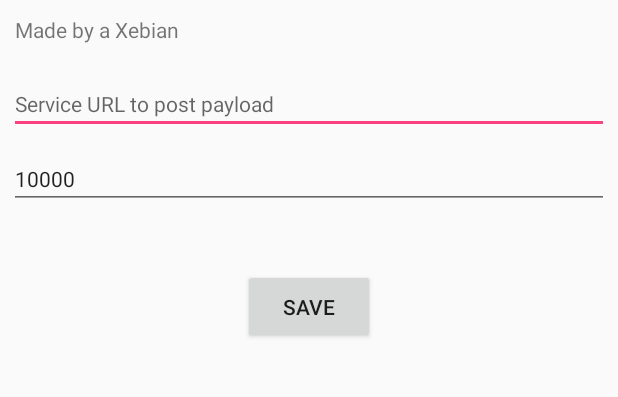
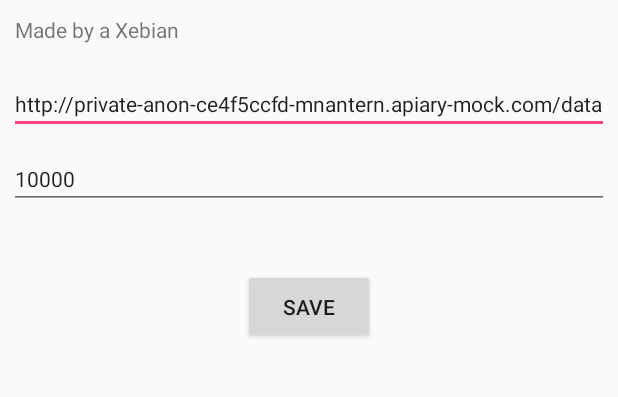
Before and after one commit to blacroix/cassandra-iot-android, an Android app: the screen it shows after launch (InfoActivity), after a tap on an icon or button, on a phone screen of 412 x 824 dp, the part 44-441 px from its top. Run offline under Robolectric (Android 15) with nearby library versions, the phone set to English and light mode, and no system bars; libraries missing offline, so code that uses them is left out: com.crashlytics.android, io.fabric.sdk; network calls fail; 3 statements that could not run were skipped.

Commit message:
Change payload and target apiary

```diff
--- a/app/src/main/java/fr/blacroix/cassandra_iot/App.kt
+++ b/app/src/main/java/fr/blacroix/cassandra_iot/App.kt
@@ -1,13 +1,17 @@
 package fr.blacroix.cassandra_iot
 
 import android.app.Application
-
+import android.preference.PreferenceManager
 import com.crashlytics.android.Crashlytics
 import com.crashlytics.android.core.CrashlyticsCore
-
 import io.fabric.sdk.android.Fabric
+import java.util.*
 
 class App : Application() {
+
+    companion object {
+        val DEVICE_ID_KEY: String = "DEVICE_ID_KEY"
+    }
 
     override fun onCreate() {
         super.onCreate()
@@ -17,5 +21,16 @@ class App : Application() {
 
         // Initialize Fabric with the debug-disabled crashlytics.
         Fabric.with(this, crashlyticsKit)
+
+        generateUniqueId()
+    }
+
+    private fun generateUniqueId() {
+        val preferences = PreferenceManager.getDefaultSharedPreferences(this)
+        if (preferences.getString(DEVICE_ID_KEY, null) == null) {
+            val editor = preferences.edit()
+            editor.putString(DEVICE_ID_KEY, UUID.randomUUID().toString())
+            editor.apply()
+        }
     }
 }
--- a/app/src/main/java/fr/blacroix/cassandra_iot/InfoActivity.kt
+++ b/app/src/main/java/fr/blacroix/cassandra_iot/InfoActivity.kt
@@ -17,7 +17,7 @@ class InfoActivity : AppCompatActivity() {
         super.onCreate(savedInstanceState)
         setContentView(R.layout.activity_info)
 
-        url.setText(PreferenceManager.getDefaultSharedPreferences(this).getString(KEY_URL, ""))
+        url.setText(PreferenceManager.getDefaultSharedPreferences(this).getString(KEY_URL, MainActivity.URL))
         frequency.setText(PreferenceManager.getDefaultSharedPreferences(this).getLong(KEY_FREQUENCY, MainActivity.FREQUENCY).toString())
 
         save.setOnClickListener {
--- a/app/src/main/java/fr/blacroix/cassandra_iot/MainActivity.kt
+++ b/app/src/main/java/fr/blacroix/cassandra_iot/MainActivity.kt
@@ -12,7 +12,6 @@ import android.preference.PreferenceManager
 import android.support.design.widget.FloatingActionButton
 import android.support.design.widget.Snackbar
 import android.support.v7.app.AppCompatActivity
-import android.text.TextUtils
 import android.view.animation.AnimationUtils
 import kotlinx.android.synthetic.main.activity_main.*
 import kotlinx.android.synthetic.main.content_main.*
@@ -20,11 +19,13 @@ import okhttp3.MediaType
 import okhttp3.OkHttpClient
 import okhttp3.Request
 import okhttp3.RequestBody
+import java.util.*
 
 class MainActivity : AppCompatActivity(), SensorEventListener {
 
     companion object {
         val FREQUENCY: Long = 10000
+        val URL: String = "http://private-anon-ce4f5ccfd-mnantern.apiary-mock.com/data"
     }
 
     private val JSON: MediaType = MediaType.parse("application/json; charset=utf-8")
@@ -70,17 +71,17 @@ class MainActivity : AppCompatActivity(), SensorEventListener {
 
     private fun submitSensorData() {
         val preferences = PreferenceManager.getDefaultSharedPreferences(this@MainActivity)
-        val url = preferences.getString(InfoActivity.KEY_URL, null)
-        if (!TextUtils.isEmpty(url)) {
+        val url = preferences.getString(InfoActivity.KEY_URL, URL)
+        val date = Date()
         val thread = Thread() {
             val client = OkHttpClient()
-                val body = RequestBody.create(JSON, "{\"x\":$x,\"y\":$y,\"z\":$z,\"lum\":$lum}")
+            val body = RequestBody.create(JSON, "[{\"smartphoneId\":\"${preferences.getString(App.DEVICE_ID_KEY, "")}\",\"type\":\"BRIGHTNESS\",\"eventTime\":\"$date\",\"value\":\"$lum\"},{\"smartphoneId\":\"${preferences.getString(App.DEVICE_ID_KEY, "")}\",\"type\":\"BRIGHTNESS\",\"eventTime\":\"$date\",\"value\":\"$x;$y;$z\"}]")
             val request = Request.Builder()
                     .url(url)
                     .post(body)
                     .build()
             val response = client.newCall(request).execute()
-                if (response.code() == 200) {
+            if (response.code() == 201) {
                 // Do nothing
             } else {
                 Snackbar.make(coodinatorLayout, "An error occurred: ${response.code()}", Snackbar.LENGTH_SHORT).show()
@@ -88,7 +89,6 @@ class MainActivity : AppCompatActivity(), SensorEventListener {
         }
         thread.start()
         handler.postDelayed(recursiveSubmit, preferences.getLong(InfoActivity.KEY_FREQUENCY, FREQUENCY))
-        }
     }
 
     override fun onAccuracyChanged(p0: Sensor?, p1: Int) {
```
Lines whose indentation alone changed are shown as unchanged.
